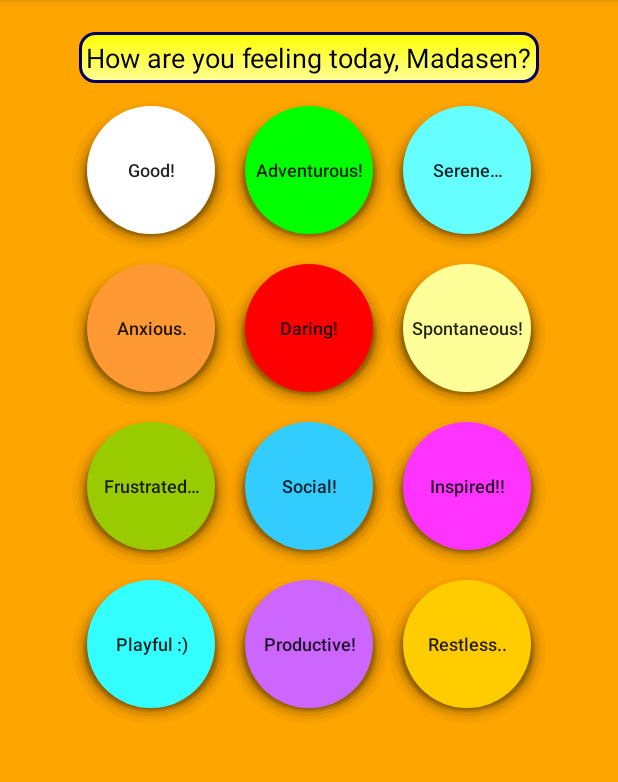
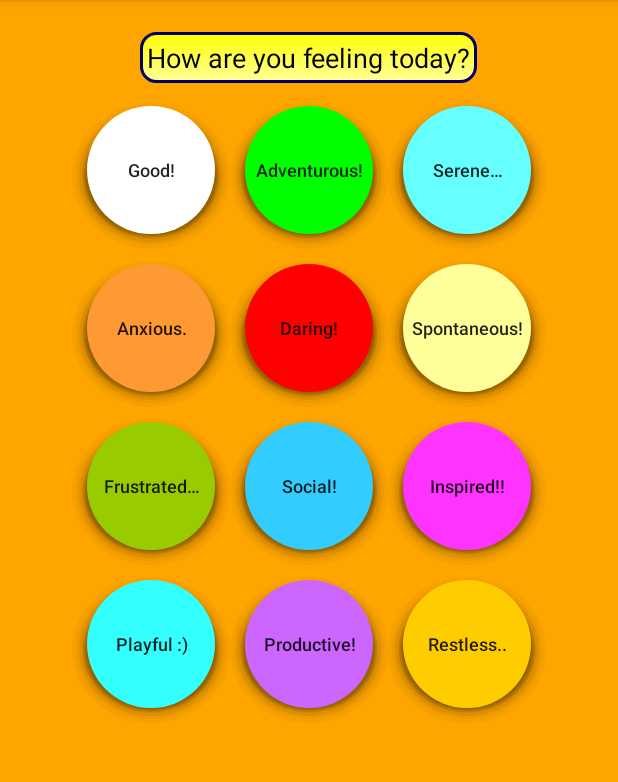
Before and after one commit to madden-man/DateIdeas, an Android app: the screen it shows after launch (MainActivity), on a phone screen of 412 x 824 dp, the part 84-866 px from its top. Run offline under Robolectric (Android 15) with nearby library versions, the phone set to English and light mode, and no system bars.

Commit message:
Update strings.xml

```diff
--- a/DateIdeas/app/src/main/res/values/strings.xml
+++ b/DateIdeas/app/src/main/res/values/strings.xml
@@ -1,6 +1,6 @@
 <resources>
     <string name="app_name">DateIdeas</string>
-    <string name="how_are_you_feeling_today_madasen">How are you feeling today, Madasen?</string>
+    <string name="how_are_you_feeling_today_madasen">How are you feeling today?</string>
     <string name="good">Good!</string>
     <string name="adventurous">Adventurous!</string>
     <string name="serene">Serene…</string>
```
